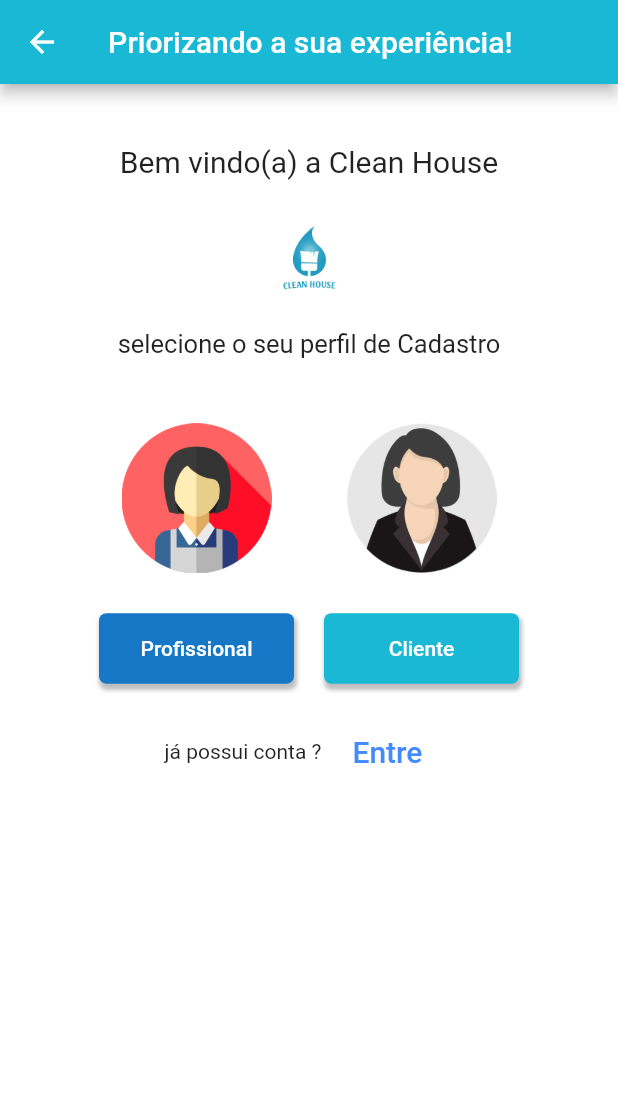
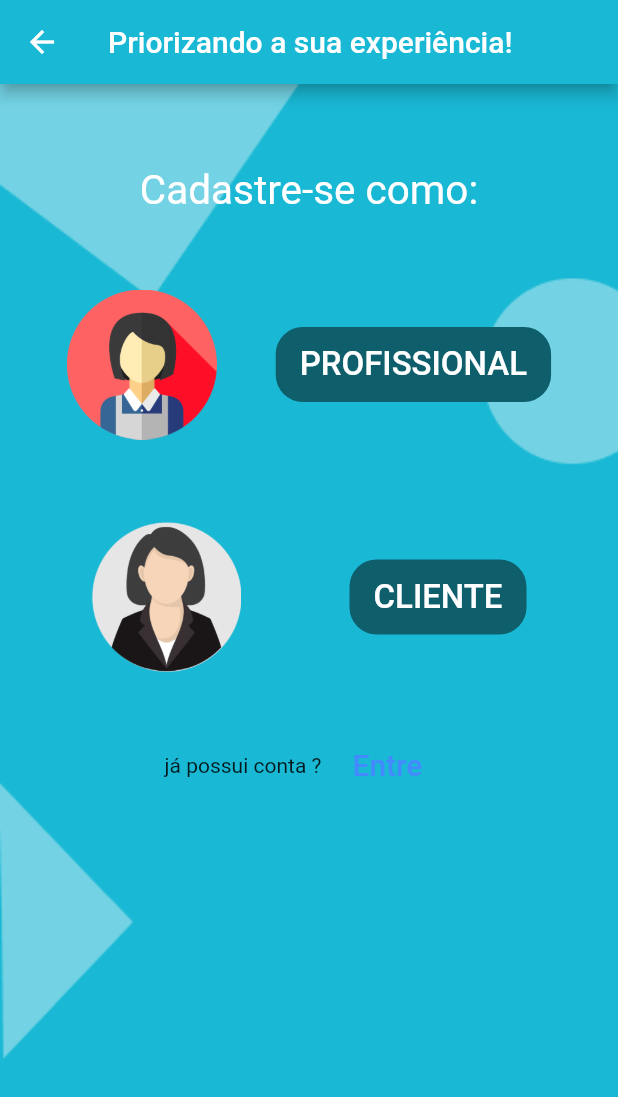
Before and after one commit to JuanPablooo/clean_house, a Flutter app: the screen it shows after launch, after a tap on "Não tem uma conta ?", on a phone screen of 412 x 824 dp. Shown: the top 1097 px of the screen. Run offline on Flutter 3.47's test engine with Material 2 defaults, Android fonts, the phone set to English and light mode, and no system bars.

Commit message:
adcionando area da escolha do perfil

```diff
--- a/lib/view/escolha-perfil.page.dart
+++ b/lib/view/escolha-perfil.page.dart
@@ -1,3 +1,6 @@
+import 'package:clean_house/constants/cores.dart';
+import 'package:clean_house/view/widgets/background.dart';
+import 'package:clean_house/view/widgets/buttons/btn-generic.dart';
 import 'package:flutter/material.dart';
 
 class EscolhaPerfil extends StatelessWidget{
@@ -10,42 +13,26 @@ class EscolhaPerfil extends StatelessWidget{
           style: TextStyle() ,
         ),
       ),
+      resizeToAvoidBottomInset : false,
       body: Container(
-        color: Color.fromRGBO(255,255,255, 1),
-        padding: EdgeInsets.only(top: 20, left: 40, right: 40 ),
+        decoration: Background.desenha("background.png"),
+        padding: EdgeInsets.only(top: 20, left: 25, right: 25 ),
         child: ListView(
           children: <Widget>[
             SizedBox(
-              height: 20,
+              height: 35,
             ),
             Column(
 
               children: <Widget>[
                 Text(
-                  "Bem vindo(a) a Clean House",
+                  "Cadastre-se como:",
                   textAlign: TextAlign.center,
                   style: TextStyle(
-                    fontSize: 20,
-                    color: Colors.black87,
+                    fontSize: 27,
+                    color: Colors.white,
                   ),
                 ),
-                SizedBox(
-                  height: 15,
-                ),
-                Container(
-                  child: SizedBox(
-                    child: Image.asset("assets/logo.png"),
-                    height: 65,
-                    width: 70,
-                  ),
-                ),
-                SizedBox(
-                  height: 20,
-                ),
-                Text(
-                    "selecione o seu perfil de Cadastro",
-                  style: TextStyle(fontSize: 17, color: Colors.black87),
-                )
               ],
             ),
             SizedBox(
@@ -53,100 +40,139 @@ class EscolhaPerfil extends StatelessWidget{
             ),
             Container(
               child: SizedBox(
-                height: 200,
-                width: 331,
+                height: 305,
+                child: Column(
+                  mainAxisAlignment: MainAxisAlignment.spaceBetween,
+                  children: <Widget>[
+
+                    SizedBox(
+                      height: 150,
                       child: Row(
-                  mainAxisAlignment: MainAxisAlignment.center,
-                  children: <Widget>[
-                    Row(
                         mainAxisAlignment: MainAxisAlignment.spaceAround,
                         children: <Widget>[
                           SizedBox(
-                          width: 150,
-                          child: Column(
+                            height: 100,
+                            width: 100,
+                            child: Image.asset("assets/funcionaria.png"),
+                          ),
+                          btnGeneric("PROFISSIONAL", myDarkBlue, null, null)
+                        ],
+                      )
+                    ),
+                    SizedBox(
+                        height: 150,
+                        child: Row(
                           mainAxisAlignment: MainAxisAlignment.spaceAround,
                           children: <Widget>[
                             SizedBox(
-                                height: 120,
-                                width: 100,
-                                child: Image.asset("assets/funcionaria.png"),
-                              ),
-                              Container(
-                                height: 47,
-                                width: 130,
-                                decoration: BoxDecoration(
-                                  color: Color.fromRGBO(22,119,199,1.0),
-                                  borderRadius: BorderRadius.all(Radius.circular(5)),
-                                  boxShadow: [
-                                    BoxShadow(
-                                      color: Color.fromRGBO(0, 0, 0, 0.25),
-                                      offset: Offset(1, 3),
-                                      blurRadius: 1.5,
-                                      spreadRadius: 0.8,
-                                    )
-                                  ]
-                                ),
-                                child: FlatButton(onPressed: ()=>{},
-                                    child: Row(
-                                      mainAxisAlignment: MainAxisAlignment.center,
-                                      children: <Widget>[
-                                        Text(
-                                          "Profissional",
-                                          style: TextStyle(color: Colors.white),
-                                        )
-                                      ],
-                                    )),
-                              ),
-                            ],),
-                        ),
-                        SizedBox(
-                          width: 150,
-                          child: Column(
-                            mainAxisAlignment: MainAxisAlignment.spaceAround,
-                            children: <Widget>[
-                              SizedBox(
-                                height: 120,
+                              height: 100,
                               width: 100,
                               child: Image.asset("assets/cliente.png"),
                             ),
-                              Container(
-                                height: 47,
-                                width: 130,
-                                decoration: BoxDecoration(
-                                  color: Color.fromRGBO(25,184,212,1),
-                                  boxShadow: [
-                                    BoxShadow(
-                                      color: Color.fromRGBO(0, 0, 0, 0.25),
-                                      offset: Offset(1, 3),
-                                      blurRadius: 1.5,
-                                      spreadRadius: 0.8,
+                            btnGeneric("CLIENTE", myDarkBlue, null, null)
+                          ],
                         )
-                                  ],
-                                  borderRadius: BorderRadius.all(Radius.circular(5))
-                                ),
-                                child: FlatButton(onPressed: ()=>{},
-
-                                    child: Row(
-                                      mainAxisAlignment: MainAxisAlignment.center,
-                                      children: <Widget>[
-                                        Text(
-                                          "Cliente",
-                                          style: TextStyle(
-                                            color: Colors.white
-                                          ),
-                                        )
-                                      ],
-                                    )),
-                              ),
-                            ],),
-                        ),
-
-                      ],
                     ),
                   ],
                 ),
               ),
             ),
+//            Container(
+//              child: SizedBox(
+//                height: 200,
+//                width: 331,
+//                child: Column(
+//                  mainAxisAlignment: MainAxisAlignment.center,
+//                  children: <Widget>[
+//                    Row(
+//                      mainAxisAlignment: MainAxisAlignment.spaceAround,
+//                      children: <Widget>[
+//                        SizedBox(
+//                          width: 150,
+//                          child: Column(
+//                            mainAxisAlignment: MainAxisAlignment.spaceAround,
+//                            children: <Widget>[
+//                              SizedBox(
+//                                height: 120,
+//                                width: 100,
+//                                child: Image.asset("assets/funcionaria.png"),
+//                              ),
+//                              Container(
+//                                height: 47,
+//                                width: 130,
+//                                decoration: BoxDecoration(
+//                                  color: Color.fromRGBO(22,119,199,1.0),
+//                                  borderRadius: BorderRadius.all(Radius.circular(5)),
+//                                  boxShadow: [
+//                                    BoxShadow(
+//                                      color: Color.fromRGBO(0, 0, 0, 0.25),
+//                                      offset: Offset(1, 3),
+//                                      blurRadius: 1.5,
+//                                      spreadRadius: 0.8,
+//                                    )
+//                                  ]
+//                                ),
+//                                child: FlatButton(onPressed: ()=>{},
+//                                    child: Row(
+//                                      mainAxisAlignment: MainAxisAlignment.center,
+//                                      children: <Widget>[
+//                                        Text(
+//                                          "Profissional",
+//                                          style: TextStyle(color: Colors.white),
+//                                        )
+//                                      ],
+//                                    )),
+//                              ),
+//                            ],),
+//                        ),
+//                        SizedBox(
+//                          width: 150,
+//                          child: Column(
+//                            mainAxisAlignment: MainAxisAlignment.spaceAround,
+//                            children: <Widget>[
+//                              SizedBox(
+//                                height: 120,
+//                                width: 100,
+//                                child: Image.asset("assets/cliente.png"),
+//                              ),
+//                              Container(
+//                                height: 47,
+//                                width: 130,
+//                                decoration: BoxDecoration(
+//                                  color: Color.fromRGBO(25,184,212,1),
+//                                  boxShadow: [
+//                                    BoxShadow(
+//                                      color: Color.fromRGBO(0, 0, 0, 0.25),
+//                                      offset: Offset(1, 3),
+//                                      blurRadius: 1.5,
+//                                      spreadRadius: 0.8,
+//                                    )
+//                                  ],
+//                                  borderRadius: BorderRadius.all(Radius.circular(5))
+//                                ),
+//                                child: FlatButton(onPressed: ()=>{},
+//
+//                                    child: Row(
+//                                      mainAxisAlignment: MainAxisAlignment.center,
+//                                      children: <Widget>[
+//                                        Text(
+//                                          "Cliente",
+//                                          style: TextStyle(
+//                                            color: Colors.white
+//                                          ),
+//                                        )
+//                                      ],
+//                                    )),
+//                              ),
+//                            ],),
+//                        ),
+//
+//                      ],
+//                    ),
+//                  ],
+//                ),
+//              ),
+//            ),
             SizedBox(
               height: 13,
             ),
--- a/lib/view/login.page.dart
+++ b/lib/view/login.page.dart
@@ -23,6 +23,7 @@ class LoginPage extends StatelessWidget {
   @override
   Widget build(BuildContext context){
     return Scaffold(
+      resizeToAvoidBottomInset : false,
 
       body: Container(
         decoration: Background.desenha("background.png"),
```
Lines whose indentation alone changed are shown as unchanged.
